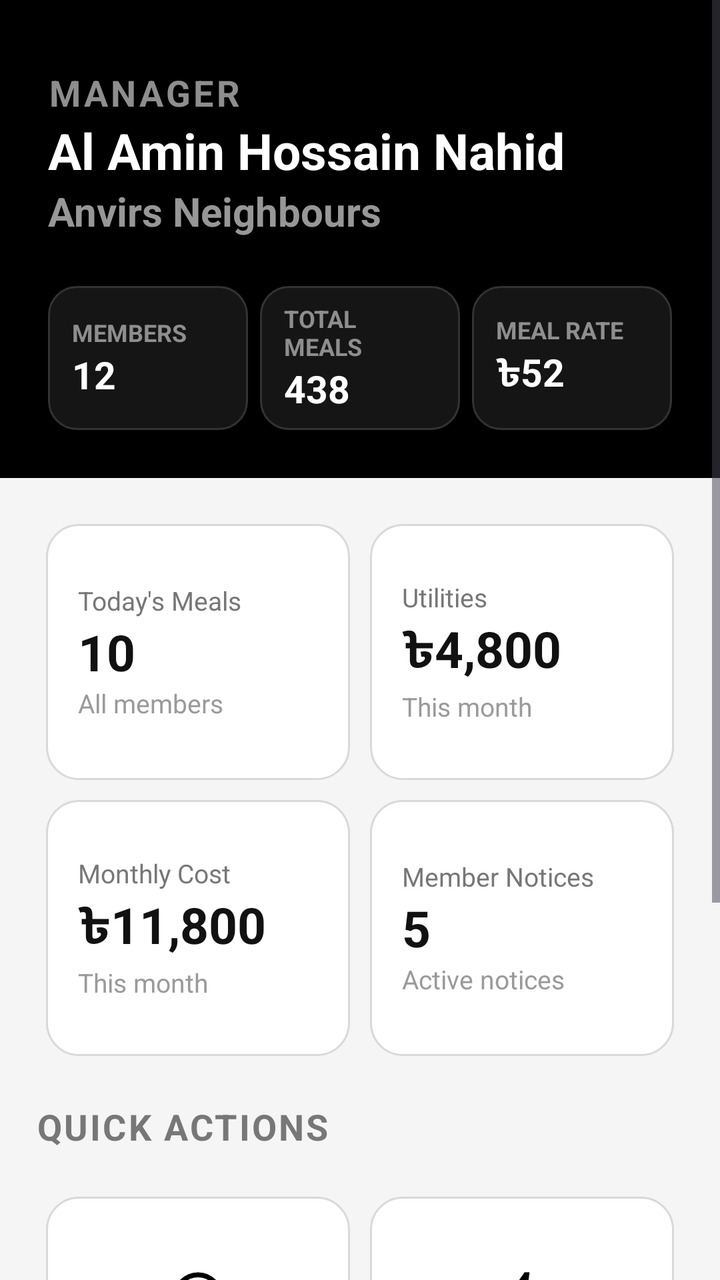
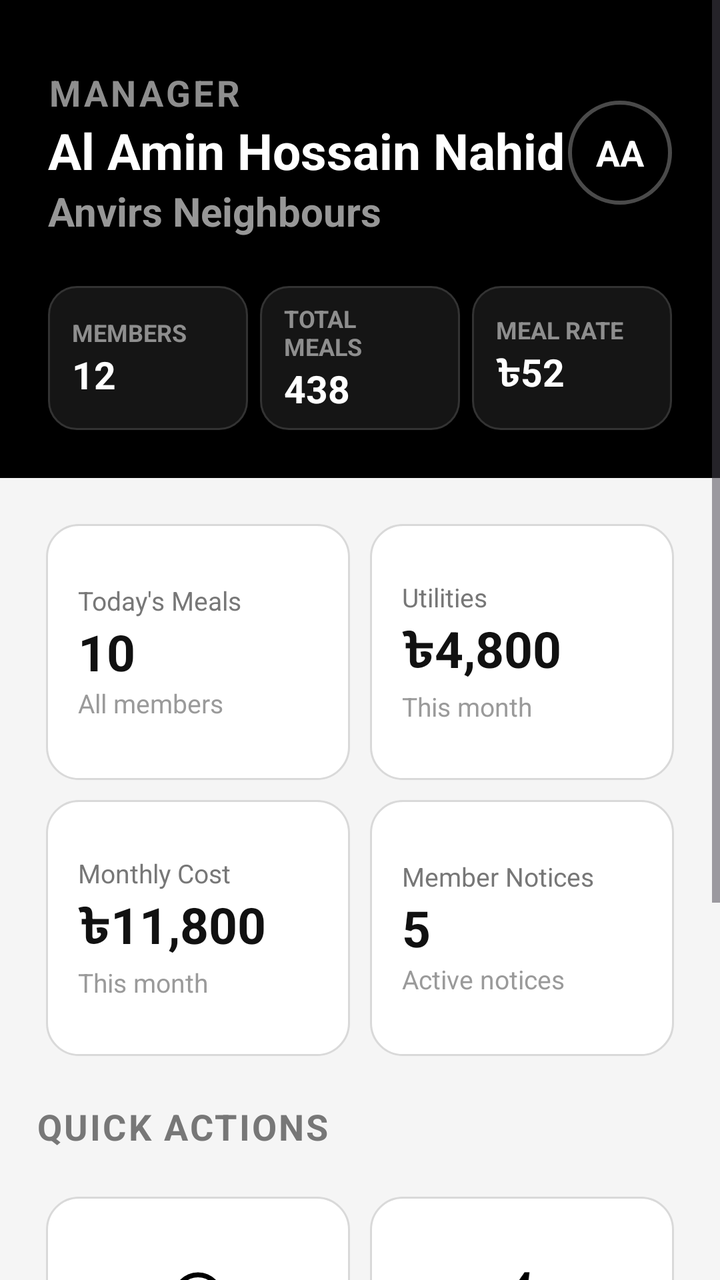

Two renders of the same Android screen: before a commit and after it. Below are the layout's source before the change and the commit's diff.
<!-- AndroidManifest.xml: application theme Theme.MessMaster -->
<!-- res/layout/fragment_manager_home.xml -->
<?xml version="1.0" encoding="utf-8"?>
<ScrollView xmlns:android="http://schemas.android.com/apk/res/android"
    xmlns:tools="http://schemas.android.com/tools"
    android:layout_width="match_parent"
    android:layout_height="match_parent"
    android:background="#F5F5F5"
    android:fillViewport="true"
    tools:context=".managerdashboard.FragmentHome">

    <LinearLayout
        android:layout_width="match_parent"
        android:layout_height="wrap_content"
        android:orientation="vertical"
        android:paddingBottom="20dp">

        <LinearLayout
            android:layout_width="match_parent"
            android:layout_height="wrap_content"
            android:background="@color/black"
            android:orientation="vertical"
            android:paddingLeft="24dp"
            android:paddingRight="24dp"
            android:paddingTop="34dp"
            android:paddingBottom="24dp">

            <TextView
                android:layout_width="wrap_content"
                android:layout_height="wrap_content"
                android:text="MANAGER"
                android:textColor="#8E8E8E"
                android:textSize="18sp"
                android:textStyle="bold"
                android:letterSpacing="0.08"/>

            <TextView
                android:layout_width="wrap_content"
                android:layout_height="wrap_content"
                android:text="Al Amin Hossain Nahid"
                android:textColor="@color/white"
                android:textSize="25sp"
                android:textStyle="bold"/>

            <TextView
                android:layout_width="wrap_content"
                android:layout_height="wrap_content"
                android:text="Anvirs Neighbours"
                android:textColor="#979797"
                android:textSize="20sp"
                android:textStyle="bold"/>

            <LinearLayout
                android:layout_width="match_parent"
                android:layout_height="wrap_content"
                android:layout_marginTop="24dp"
                android:orientation="horizontal">

                <LinearLayout
                    android:layout_width="0dp"
                    android:layout_weight="1"
                    android:layout_height="72dp"
                    android:background="@drawable/bg_dark_card"
                    android:orientation="vertical"
                    android:gravity="center_vertical"
                    android:paddingStart="12dp"
                    android:paddingEnd="12dp"
                    android:layout_marginEnd="6dp">

                    <TextView
                        android:layout_width="wrap_content"
                        android:layout_height="wrap_content"
                        android:text="MEMBERS"
                        android:textColor="#8E8E8E"
                        android:textSize="12sp"
                        android:textStyle="bold"/>

                    <TextView
                        android:layout_width="wrap_content"
                        android:layout_height="wrap_content"
                        android:text="12"
                        android:textColor="@color/white"
                        android:textSize="19sp"
                        android:textStyle="bold"/>
                </LinearLayout>

                <LinearLayout
                    android:layout_width="0dp"
                    android:layout_weight="1"
                    android:layout_height="72dp"
                    android:background="@drawable/bg_dark_card"
                    android:orientation="vertical"
                    android:gravity="center_vertical"
                    android:paddingStart="12dp"
                    android:paddingEnd="12dp"
                    android:layout_marginEnd="6dp">

                    <TextView
                        android:layout_width="wrap_content"
                        android:layout_height="wrap_content"
                        android:text="TOTAL MEALS"
                        android:textColor="#8E8E8E"
                        android:textSize="12sp"
                        android:textStyle="bold"/>

                    <TextView
                        android:layout_width="wrap_content"
                        android:layout_height="wrap_content"
                        android:text="438"
                        android:textColor="@color/white"
                        android:textSize="19sp"
                        android:textStyle="bold"/>
                </LinearLayout>

                <LinearLayout
                    android:layout_width="0dp"
                    android:layout_weight="1"
                    android:layout_height="72dp"
                    android:background="@drawable/bg_dark_card"
                    android:orientation="vertical"
                    android:gravity="center_vertical"
                    android:paddingStart="12dp"
                    android:paddingEnd="12dp">

                    <TextView
                        android:layout_width="wrap_content"
                        android:layout_height="wrap_content"
                        android:text="MEAL RATE"
                        android:textColor="#8E8E8E"
                        android:textSize="12sp"
                        android:textStyle="bold"/>

                    <TextView
                        android:layout_width="wrap_content"
                        android:layout_height="wrap_content"
                        android:text="৳52"
                        android:textColor="@color/white"
                        android:textSize="19sp"
                        android:textStyle="bold"/>
                </LinearLayout>

            </LinearLayout>

        </LinearLayout>

        <GridLayout
            android:layout_width="match_parent"
            android:layout_height="wrap_content"
            android:columnCount="2"
            android:padding="18dp"
            android:rowCount="2">

            <LinearLayout
                android:layout_width="0dp"
                android:layout_height="128dp"
                android:layout_columnWeight="1"
                android:layout_margin="5dp"
                android:background="@drawable/bg_white_card"
                android:gravity="center_vertical"
                android:padding="16dp"
                android:orientation="vertical">

                <TextView
                    android:layout_width="wrap_content"
                    android:layout_height="wrap_content"
                    android:text="Today's Meals"
                    android:textColor="#777777"
                    android:textSize="13sp"/>

                <TextView
                    android:layout_width="wrap_content"
                    android:layout_height="wrap_content"
                    android:text="10"
                    android:textColor="#111111"
                    android:textSize="25sp"
                    android:textStyle="bold"/>

                <TextView
                    android:layout_width="wrap_content"
                    android:layout_height="wrap_content"
                    android:text="All members"
                    android:textColor="#9A9A9A"
                    android:textSize="13sp" />

            </LinearLayout>

            <LinearLayout
                android:layout_width="0dp"
                android:layout_height="128dp"
                android:layout_columnWeight="1"
                android:layout_margin="5dp"
                android:background="@drawable/bg_white_card"
                android:gravity="center_vertical"
                android:padding="16dp"
                android:orientation="vertical">

                <TextView
                    android:layout_width="wrap_content"
                    android:layout_height="wrap_content"
                    android:text="Utilities"
                    android:textColor="#777777"
                    android:textSize="13sp"/>

                <TextView
                    android:layout_width="wrap_content"
                    android:layout_height="wrap_content"
                    android:text="৳4,800"
                    android:textColor="#111111"
                    android:textSize="25sp"
                    android:textStyle="bold"/>

                <TextView
                    android:layout_width="wrap_content"
                    android:layout_height="wrap_content"
                    android:text="This month"
                    android:textColor="#9A9A9A"
                    android:textSize="13sp" />

            </LinearLayout>

            <LinearLayout
                android:layout_width="0dp"
                android:layout_height="128dp"
                android:layout_columnWeight="1"
                android:layout_margin="5dp"
                android:background="@drawable/bg_white_card"
                android:gravity="center_vertical"
                android:padding="16dp"
                android:orientation="vertical">

                <TextView
                    android:layout_width="wrap_content"
                    android:layout_height="wrap_content"
                    android:text="Monthly Cost"
                    android:textColor="#777777"
                    android:textSize="13sp"/>

                <TextView
                    android:layout_width="wrap_content"
                    android:layout_height="wrap_content"
                    android:text="৳11,800"
                    android:textColor="#111111"
                    android:textSize="25sp"
                    android:textStyle="bold"/>

                <TextView
                    android:layout_width="wrap_content"
                    android:layout_height="wrap_content"
                    android:text="This month"
                    android:textColor="#9A9A9A"
                    android:textSize="13sp" />

            </LinearLayout>

            <LinearLayout
                android:layout_width="0dp"
                android:layout_height="128dp"
                android:layout_columnWeight="1"
                android:layout_margin="5dp"
                android:background="@drawable/bg_white_card"
                android:gravity="center_vertical"
                android:padding="16dp"
                android:orientation="vertical">

                <TextView
                    android:layout_width="wrap_content"
                    android:layout_height="wrap_content"
                    android:text="Member Notices"
                    android:textColor="#777777"
                    android:textSize="13sp"/>

                <TextView
                    android:layout_width="wrap_content"
                    android:layout_height="wrap_content"
                    android:text="5"
                    android:textColor="#111111"
                    android:textSize="25sp"
                    android:textStyle="bold"/>

                <TextView
                    android:layout_width="wrap_content"
                    android:layout_height="wrap_content"
                    android:text="Active notices"
                    android:textColor="#9A9A9A"
                    android:textSize="13sp" />

            </LinearLayout>

        </GridLayout>

        <TextView
            android:layout_width="wrap_content"
            android:layout_height="wrap_content"
            android:text="QUICK ACTIONS"
            android:textColor="#777777"
            android:textSize="18sp"
            android:textStyle="bold"
            android:letterSpacing="0.06"
            android:layout_marginHorizontal="18dp"/>

        <GridLayout
            android:layout_width="match_parent"
            android:layout_height="wrap_content"
            android:columnCount="2"
            android:padding="18dp"
            android:rowCount="2">

            <LinearLayout
                android:id="@+id/btnAddMeal"
                android:layout_width="0dp"
                android:layout_height="128dp"
                android:layout_columnWeight="1"
                android:layout_margin="5dp"
                android:background="@drawable/bg_white_card"
                android:gravity="center_vertical"
                android:padding="16dp"
                android:orientation="vertical">

                <ImageView
                    android:layout_width="30dp"
                    android:layout_height="30dp"
                    android:layout_gravity="center"
                    android:src="@drawable/add_icon"/>

                <TextView
                    android:layout_width="wrap_content"
                    android:layout_height="wrap_content"
                    android:layout_gravity="center"
                    android:layout_marginTop="8dp"
                    android:text="Add Meal"
                    android:textColor="#111111"
                    android:textSize="14sp"
                    android:textStyle="bold"/>

            </LinearLayout>

            <LinearLayout
                android:id="@+id/btnAddMeal"
                android:layout_width="0dp"
                android:layout_height="128dp"
                android:layout_columnWeight="1"
                android:layout_margin="5dp"
                android:background="@drawable/bg_white_card"
                android:gravity="center_vertical"
                android:padding="16dp"
                android:orientation="vertical">

                <ImageView
                    android:layout_width="30dp"
                    android:layout_height="30dp"
                    android:layout_gravity="center"
                    android:src="@drawable/utility_icon"/>

                <TextView
                    android:layout_width="wrap_content"
                    android:layout_height="wrap_content"
                    android:layout_gravity="center"
                    android:layout_marginTop="8dp"
                    android:text="Add Utility"
                    android:textColor="#111111"
                    android:textSize="14sp"
                    android:textStyle="bold"/>

            </LinearLayout>

            <LinearLayout
                android:id="@+id/btnAddMeal"
                android:layout_width="0dp"
                android:layout_height="128dp"
                android:layout_columnWeight="1"
                android:layout_margin="5dp"
                android:background="@drawable/bg_white_card"
                android:gravity="center_vertical"
                android:padding="16dp"
                android:orientation="vertical">

                <ImageView
                    android:layout_width="30dp"
                    android:layout_height="30dp"
                    android:layout_gravity="center"
                    android:src="@drawable/notification_icon"/>

                <TextView
                    android:layout_width="wrap_content"
                    android:layout_height="wrap_content"
                    android:layout_gravity="center"
                    android:layout_marginTop="8dp"
                    android:text="Notices"
                    android:textColor="#111111"
                    android:textSize="14sp"
                    android:textStyle="bold"/>

            </LinearLayout>

            <LinearLayout
                android:id="@+id/btnAddMeal"
                android:layout_width="0dp"
                android:layout_height="128dp"
                android:layout_columnWeight="1"
                android:layout_margin="5dp"
                android:background="@drawable/bg_white_card"
                android:gravity="center_vertical"
                android:padding="16dp"
                android:orientation="vertical">

                <ImageView
                    android:layout_width="30dp"
                    android:layout_height="30dp"
                    android:layout_gravity="center"
                    android:src="@drawable/settings_icon"/>

                <TextView
                    android:layout_width="wrap_content"
                    android:layout_height="wrap_content"
                    android:layout_gravity="center"
                    android:layout_marginTop="8dp"
                    android:text="Settings"
                    android:textColor="#111111"
                    android:textSize="14sp"
                    android:textStyle="bold"/>

            </LinearLayout>

        </GridLayout>

    </LinearLayout>

</ScrollView>
<!-- resources referenced by this layout -->
<resources>
  <color name="black">#FF000000</color>
  <color name="white">#FFFFFFFF</color>
  <!-- drawable add_icon (drawable) -->
  <vector xmlns:android="http://schemas.android.com/apk/res/android"
      android:width="24dp"
      android:height="24dp"
      android:viewportWidth="960"
      android:viewportHeight="960">
    <path
        android:pathData="M440,680h80v-160h160v-80L520,440v-160h-80v160L280,440v80h160v160ZM480,880q-83,0 -156,-31.5T197,763q-54,-54 -85.5,-127T80,480q0,-83 31.5,-156T197,197q54,-54 127,-85.5T480,80q83,0 156,31.5T763,197q54,54 85.5,127T880,480q0,83 -31.5,156T763,763q-54,54 -127,85.5T480,880ZM480,800q134,0 227,-93t93,-227q0,-134 -93,-227t-227,-93q-134,0 -227,93t-93,227q0,134 93,227t227,93ZM480,480Z"
        android:fillColor="#000000"/>
  </vector>
  <!-- drawable bg_dark_card (drawable) -->
  <?xml version="1.0" encoding="utf-8"?>
  <shape xmlns:android="http://schemas.android.com/apk/res/android">
      <solid android:color="#151515" />
      <stroke android:width="1dp" android:color="#333333" />
      <corners android:radius="14dp" />
  </shape>
  <!-- drawable bg_white_card (drawable) -->
  <?xml version="1.0" encoding="utf-8"?>
  <shape xmlns:android="http://schemas.android.com/apk/res/android">
      <solid android:color="#FFFFFF" />
      <stroke android:width="1dp" android:color="#D9D9D9" />
      <corners android:radius="16dp" />
  </shape>
  <!-- drawable notification_icon (drawable) -->
  <vector xmlns:android="http://schemas.android.com/apk/res/android"
      android:width="24dp"
      android:height="24dp"
      android:viewportWidth="960"
      android:viewportHeight="960">
    <path
        android:pathData="M160,760v-80h80v-280q0,-83 50,-147.5T420,168v-28q0,-25 17.5,-42.5T480,80q25,0 42.5,17.5T540,140v28q80,20 130,84.5T720,400v280h80v80L160,760ZM480,460ZM480,880q-33,0 -56.5,-23.5T400,800h160q0,33 -23.5,56.5T480,880ZM320,680h320v-280q0,-66 -47,-113t-113,-47q-66,0 -113,47t-47,113v280Z"
        android:fillColor="#000000"/>
  </vector>
  <!-- drawable settings_icon (drawable) -->
  <vector xmlns:android="http://schemas.android.com/apk/res/android"
      android:width="24dp"
      android:height="24dp"
      android:viewportWidth="960"
      android:viewportHeight="960">
    <path
        android:pathData="m370,880 l-16,-128q-13,-5 -24.5,-12T307,725l-119,50L78,585l103,-78q-1,-7 -1,-13.5v-27q0,-6.5 1,-13.5L78,375l110,-190 119,50q11,-8 23,-15t24,-12l16,-128h220l16,128q13,5 24.5,12t22.5,15l119,-50 110,190 -103,78q1,7 1,13.5v27q0,6.5 -2,13.5l103,78 -110,190 -118,-50q-11,8 -23,15t-24,12L590,880L370,880ZM440,800h79l14,-106q31,-8 57.5,-23.5T639,633l99,41 39,-68 -86,-65q5,-14 7,-29.5t2,-31.5q0,-16 -2,-31.5t-7,-29.5l86,-65 -39,-68 -99,42q-22,-23 -48.5,-38.5T533,266l-13,-106h-79l-14,106q-31,8 -57.5,23.5T321,327l-99,-41 -39,68 86,64q-5,15 -7,30t-2,32q0,16 2,31t7,30l-86,65 39,68 99,-42q22,23 48.5,38.5T427,694l13,106ZM482,620q58,0 99,-41t41,-99q0,-58 -41,-99t-99,-41q-59,0 -99.5,41T342,480q0,58 40.5,99t99.5,41ZM480,480Z"
        android:fillColor="#000000"/>
  </vector>
  <!-- drawable utility_icon (drawable) -->
  <vector xmlns:android="http://schemas.android.com/apk/res/android"
      android:width="24dp"
      android:height="24dp"
      android:viewportWidth="960"
      android:viewportHeight="960">
    <path
        android:pathData="m422,728 l207,-248L469,480l29,-227 -185,267h139l-30,208ZM320,880l40,-280L160,600l360,-520h80l-40,320h240L400,880h-80ZM471,490Z"
        android:fillColor="#000000"/>
  </vector>
  <style name="Theme.MessMaster" parent="Base.Theme.MessMaster" />
  <style name="Base.Theme.MessMaster" parent="Theme.Material3.DayNight.NoActionBar">
          
          
      </style>
</resources>

<!-- the commit's change to res/layout/fragment_manager_home.xml (unified diff, before → after) -->
@@ -23,30 +23,57 @@
             android:paddingTop="34dp"
             android:paddingBottom="24dp">
 
-            <TextView
-                android:layout_width="wrap_content"
+            <LinearLayout
+                android:layout_width="match_parent"
                 android:layout_height="wrap_content"
-                android:text="MANAGER"
-                android:textColor="#8E8E8E"
-                android:textSize="18sp"
-                android:textStyle="bold"
-                android:letterSpacing="0.08"/>
-
-            <TextView
-                android:layout_width="wrap_content"
-                android:layout_height="wrap_content"
-                android:text="Al Amin Hossain Nahid"
-                android:textColor="@color/white"
-                android:textSize="25sp"
-                android:textStyle="bold"/>
-
-            <TextView
-                android:layout_width="wrap_content"
-                android:layout_height="wrap_content"
-                android:text="Anvirs Neighbours"
-                android:textColor="#979797"
-                android:textSize="20sp"
-                android:textStyle="bold"/>
+                android:orientation="horizontal"
+                android:gravity="center_vertical">
+
+                <LinearLayout
+                    android:layout_width="0dp"
+                    android:layout_height="wrap_content"
+                    android:layout_weight="1"
+                    android:orientation="vertical">
+
+                    <TextView
+                        android:layout_width="wrap_content"
+                        android:layout_height="wrap_content"
+                        android:text="MANAGER"
+                        android:textColor="#8E8E8E"
+                        android:textSize="18sp"
+                        android:textStyle="bold"
+                        android:letterSpacing="0.08" />
+
+                    <TextView
+                        android:layout_width="wrap_content"
+                        android:layout_height="wrap_content"
+                        android:text="Al Amin Hossain Nahid"
+                        android:textColor="@color/white"
+                        android:textSize="25sp"
+                        android:textStyle="bold" />
+
+                    <TextView
+                        android:layout_width="wrap_content"
+                        android:layout_height="wrap_content"
+                        android:text="Anvirs Neighbours"
+                        android:textColor="#979797"
+                        android:textSize="20sp"
+                        android:textStyle="bold" />
+
+                </LinearLayout>
+
+                <TextView
+                    android:id="@+id/tvAvatar"
+                    android:layout_width="52dp"
+                    android:layout_height="52dp"
+                    android:background="@drawable/bg_avatar_circle"
+                    android:gravity="center"
+                    android:text="AA"
+                    android:textColor="#FFFFFF"
+                    android:textSize="18sp"
+                    android:textStyle="bold" />
+
+            </LinearLayout>
 
             <LinearLayout
                 android:layout_width="match_parent"
@@ -333,7 +360,7 @@
             </LinearLayout>
 
             <LinearLayout
-                android:id="@+id/btnAddMeal"
+                android:id="@+id/btnAddUtility"
                 android:layout_width="0dp"
                 android:layout_height="128dp"
                 android:layout_columnWeight="1"
@@ -362,7 +389,7 @@
             </LinearLayout>
 
             <LinearLayout
-                android:id="@+id/btnAddMeal"
+                android:id="@+id/btnNotifcation"
                 android:layout_width="0dp"
                 android:layout_height="128dp"
                 android:layout_columnWeight="1"
@@ -391,7 +418,7 @@
             </LinearLayout>
 
             <LinearLayout
-                android:id="@+id/btnAddMeal"
+                android:id="@+id/btnSettings"
                 android:layout_width="0dp"
                 android:layout_height="128dp"
                 android:layout_columnWeight="1"
<!-- resource entries referenced after the edit -->
@@ -12,6 +12,18 @@
         android:pathData="M440,680h80v-160h160v-80L520,440v-160h-80v160L280,440v80h160v160ZM480,880q-83,0 -156,-31.5T197,763q-54,-54 -85.5,-127T80,480q0,-83 31.5,-156T197,197q54,-54 127,-85.5T480,80q83,0 156,31.5T763,197q54,54 85.5,127T880,480q0,83 -31.5,156T763,763q-54,54 -127,85.5T480,880ZM480,800q134,0 227,-93t93,-227q0,-134 -93,-227t-227,-93q-134,0 -227,93t-93,227q0,134 93,227t227,93ZM480,480Z"
         android:fillColor="#000000"/>
   </vector>
+  <!-- drawable bg_avatar_circle (drawable) -->
+  <?xml version="1.0" encoding="utf-8"?>
+  <shape xmlns:android="http://schemas.android.com/apk/res/android"
+      android:shape="oval">
+  
+      <solid android:color="#000000" />
+  
+      <stroke
+          android:width="2dp"
+          android:color="#4A4A4A" />
+  
+  </shape>
   <!-- drawable bg_dark_card (drawable) -->
   <?xml version="1.0" encoding="utf-8"?>
   <shape xmlns:android="http://schemas.android.com/apk/res/android">
